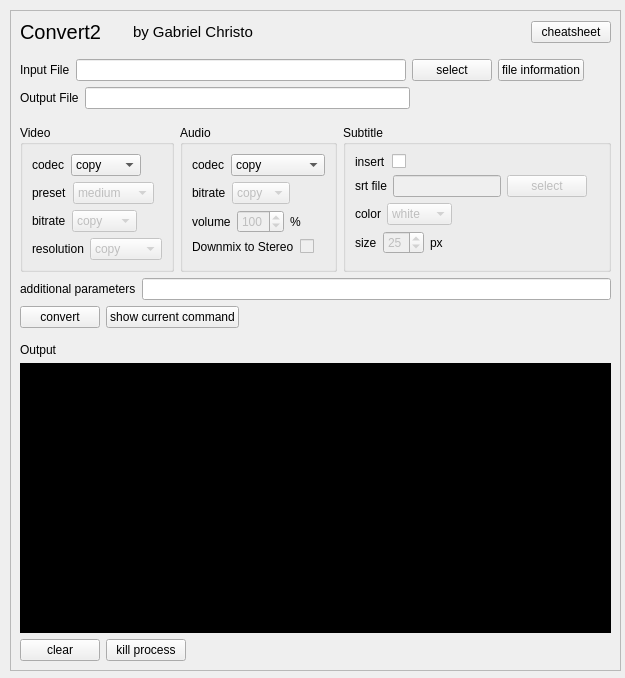
Before: the Qt Designer form convert2.ui in gabrielchristo/convert2, drawn with Qt 5.
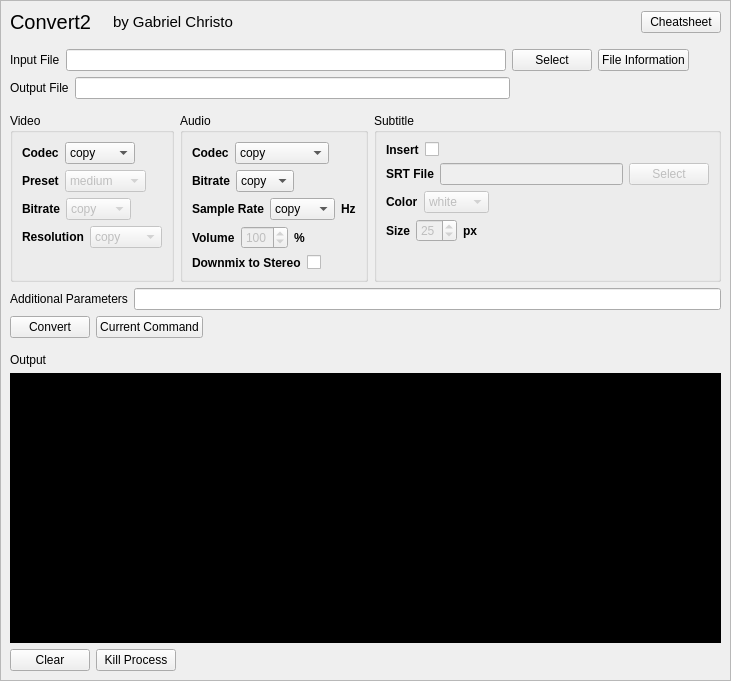
After: the same form once the commit is applied.

Commit message: added audio rate option video and audio codec logic at command builder updated readme and screenshot style and ui changes

```diff
--- a/convert2.ui
+++ b/convert2.ui
@@ -6,8 +6,8 @@
    <rect>
     <x>0</x>
     <y>0</y>
-    <width>625</width>
-    <height>678</height>
+    <width>731</width>
+    <height>681</height>
    </rect>
   </property>
   <property name="windowTitle">
@@ -19,12 +19,15 @@
   <widget class="QScrollArea" name="scrollArea">
    <property name="geometry">
     <rect>
-     <x>10</x>
-     <y>10</y>
-     <width>611</width>
-     <height>661</height>
+     <x>0</x>
+     <y>0</y>
+     <width>731</width>
+     <height>681</height>
     </rect>
    </property>
+   <property name="styleSheet">
+    <string notr="true"/>
+   </property>
    <property name="widgetResizable">
     <bool>true</bool>
    </property>
@@ -33,10 +36,13 @@
      <rect>
       <x>0</x>
       <y>0</y>
-      <width>609</width>
-      <height>659</height>
+      <width>729</width>
+      <height>679</height>
      </rect>
     </property>
+    <property name="styleSheet">
+     <string notr="true"/>
+    </property>
     <layout class="QVBoxLayout" name="verticalLayout_2">
      <item>
       <layout class="QHBoxLayout" name="horizontalLayout">
@@ -65,7 +71,7 @@
          </property>
          <property name="sizeHint" stdset="0">
           <size>
-           <width>25</width>
+           <width>15</width>
            <height>20</height>
           </size>
          </property>
@@ -99,7 +105,7 @@
        <item>
         <widget class="QPushButton" name="cheatsheetButton">
          <property name="text">
-          <string>cheatsheet</string>
+          <string>Cheatsheet</string>
          </property>
         </widget>
        </item>
@@ -133,7 +139,7 @@
           <widget class="QLineEdit" name="inputFile">
            <property name="minimumSize">
             <size>
-             <width>330</width>
+             <width>440</width>
              <height>0</height>
             </size>
            </property>
@@ -145,14 +151,14 @@
          <item>
           <widget class="QPushButton" name="selectInputButton">
            <property name="text">
-            <string>select</string>
+            <string>Select</string>
            </property>
           </widget>
          </item>
          <item>
           <widget class="QPushButton" name="infoButton">
            <property name="text">
-            <string>file information</string>
+            <string>File Information</string>
            </property>
           </widget>
          </item>
@@ -184,7 +190,7 @@
           <widget class="QLineEdit" name="outputFile">
            <property name="minimumSize">
             <size>
-             <width>325</width>
+             <width>435</width>
              <height>0</height>
             </size>
            </property>
@@ -227,6 +233,12 @@
        </property>
        <item>
         <widget class="QGroupBox" name="groupBox">
+         <property name="font">
+          <font>
+           <weight>50</weight>
+           <bold>false</bold>
+          </font>
+         </property>
          <property name="title">
           <string>Video</string>
          </property>
@@ -235,8 +247,14 @@
            <layout class="QHBoxLayout" name="horizontalLayout_7">
             <item>
              <widget class="QLabel" name="label">
+              <property name="font">
+               <font>
+                <weight>75</weight>
+                <bold>true</bold>
+               </font>
+              </property>
               <property name="text">
-               <string>codec</string>
+               <string>Codec</string>
               </property>
              </widget>
             </item>
@@ -275,8 +293,14 @@
            <layout class="QHBoxLayout" name="horizontalLayout_8">
             <item>
              <widget class="QLabel" name="label_4">
+              <property name="font">
+               <font>
+                <weight>75</weight>
+                <bold>true</bold>
+               </font>
+              </property>
               <property name="text">
-               <string>preset</string>
+               <string>Preset</string>
               </property>
              </widget>
             </item>
@@ -338,8 +362,14 @@
            <layout class="QHBoxLayout" name="horizontalLayout_9">
             <item>
              <widget class="QLabel" name="label_6">
+              <property name="font">
+               <font>
+                <weight>75</weight>
+                <bold>true</bold>
+               </font>
+              </property>
               <property name="text">
-               <string>bitrate</string>
+               <string>Bitrate</string>
               </property>
              </widget>
             </item>
@@ -391,8 +421,14 @@
            <layout class="QHBoxLayout" name="horizontalLayout_17">
             <item>
              <widget class="QLabel" name="label_15">
+              <property name="font">
+               <font>
+                <weight>75</weight>
+                <bold>true</bold>
+               </font>
+              </property>
               <property name="text">
-               <string>resolution</string>
+               <string>Resolution</string>
               </property>
              </widget>
             </item>
@@ -448,8 +484,14 @@
            <layout class="QHBoxLayout" name="horizontalLayout_6">
             <item>
              <widget class="QLabel" name="label_2">
+              <property name="font">
+               <font>
+                <weight>75</weight>
+                <bold>true</bold>
+               </font>
+              </property>
               <property name="text">
-               <string>codec</string>
+               <string>Codec</string>
               </property>
              </widget>
             </item>
@@ -493,15 +535,21 @@
            <layout class="QHBoxLayout" name="horizontalLayout_5">
             <item>
              <widget class="QLabel" name="label_5">
+              <property name="font">
+               <font>
+                <weight>75</weight>
+                <bold>true</bold>
+               </font>
+              </property>
               <property name="text">
-               <string>bitrate</string>
+               <string>Bitrate</string>
               </property>
              </widget>
             </item>
             <item>
              <widget class="QComboBox" name="aBitrateCombo">
               <property name="enabled">
-               <bool>false</bool>
+               <bool>true</bool>
               </property>
               <item>
                <property name="text">
@@ -542,12 +590,18 @@
             </item>
            </layout>
           </item>
-          <item row="2" column="0">
+          <item row="3" column="0">
            <layout class="QHBoxLayout" name="horizontalLayout_4">
             <item>
              <widget class="QLabel" name="label_9">
+              <property name="font">
+               <font>
+                <weight>75</weight>
+                <bold>true</bold>
+               </font>
+              </property>
               <property name="text">
-               <string>volume</string>
+               <string>Volume</string>
               </property>
              </widget>
             </item>
@@ -566,6 +620,12 @@
             </item>
             <item>
              <widget class="QLabel" name="label_11">
+              <property name="font">
+               <font>
+                <weight>75</weight>
+                <bold>true</bold>
+               </font>
+              </property>
               <property name="text">
                <string>%</string>
               </property>
@@ -573,10 +633,16 @@
             </item>
            </layout>
           </item>
-          <item row="3" column="0">
+          <item row="4" column="0">
            <layout class="QHBoxLayout" name="horizontalLayout_15">
             <item>
              <widget class="QLabel" name="label_14">
+              <property name="font">
+               <font>
+                <weight>75</weight>
+                <bold>true</bold>
+               </font>
+              </property>
               <property name="text">
                <string>Downmix to Stereo</string>
               </property>
@@ -585,7 +651,7 @@
             <item>
              <widget class="QCheckBox" name="downmixCheckbox">
               <property name="enabled">
-               <bool>false</bool>
+               <bool>true</bool>
               </property>
               <property name="text">
                <string/>
@@ -594,6 +660,80 @@
             </item>
            </layout>
           </item>
+          <item row="2" column="0">
+           <layout class="QHBoxLayout" name="horizontalLayout_20">
+            <item>
+             <widget class="QLabel" name="label_19">
+              <property name="font">
+               <font>
+                <weight>75</weight>
+                <bold>true</bold>
+               </font>
+              </property>
+              <property name="text">
+               <string>Sample Rate</string>
+              </property>
+             </widget>
+            </item>
+            <item>
+             <widget class="QComboBox" name="aRateCombobox">
+              <item>
+               <property name="text">
+                <string>copy</string>
+               </property>
+              </item>
+              <item>
+               <property name="text">
+                <string>48000</string>
+               </property>
+              </item>
+              <item>
+               <property name="text">
+                <string>44100</string>
+               </property>
+              </item>
+              <item>
+               <property name="text">
+                <string>32000</string>
+               </property>
+              </item>
+              <item>
+               <property name="text">
+                <string>22050</string>
+               </property>
+              </item>
+              <item>
+               <property name="text">
+                <string>16000</string>
+               </property>
+              </item>
+              <item>
+               <property name="text">
+                <string>11025</string>
+               </property>
+              </item>
+              <item>
+               <property name="text">
+                <string>8000</string>
+               </property>
+              </item>
+             </widget>
+            </item>
+            <item>
+             <widget class="QLabel" name="label_20">
+              <property name="font">
+               <font>
+                <weight>75</weight>
+                <bold>true</bold>
+               </font>
+              </property>
+              <property name="text">
+               <string>Hz</string>
+              </property>
+             </widget>
+            </item>
+           </layout>
+          </item>
          </layout>
         </widget>
        </item>
@@ -607,8 +747,14 @@
            <layout class="QHBoxLayout" name="horizontalLayout_10">
             <item>
              <widget class="QLabel" name="label_7">
+              <property name="font">
+               <font>
+                <weight>75</weight>
+                <bold>true</bold>
+               </font>
+              </property>
               <property name="text">
-               <string>insert</string>
+               <string>Insert</string>
               </property>
              </widget>
             </item>
@@ -621,40 +767,18 @@
             </item>
            </layout>
           </item>
-          <item row="1" column="0">
-           <layout class="QHBoxLayout" name="horizontalLayout_3">
-            <item>
-             <widget class="QLabel" name="label_8">
-              <property name="text">
-               <string>srt file</string>
-              </property>
-             </widget>
-            </item>
-            <item>
-             <widget class="QLineEdit" name="sFilePath">
-              <property name="enabled">
-               <bool>false</bool>
-              </property>
-             </widget>
-            </item>
-            <item>
-             <widget class="QPushButton" name="sSelectButton">
-              <property name="enabled">
-               <bool>false</bool>
-              </property>
-              <property name="text">
-               <string>select</string>
-              </property>
-             </widget>
-            </item>
-           </layout>
-          </item>
           <item row="2" column="0">
            <layout class="QHBoxLayout" name="horizontalLayout_18">
             <item>
              <widget class="QLabel" name="label_16">
+              <property name="font">
+               <font>
+                <weight>75</weight>
+                <bold>true</bold>
+               </font>
+              </property>
               <property name="text">
-               <string>color</string>
+               <string>Color</string>
               </property>
              </widget>
             </item>
@@ -681,8 +805,14 @@
            <layout class="QHBoxLayout" name="horizontalLayout_19">
             <item>
              <widget class="QLabel" name="label_17">
+              <property name="font">
+               <font>
+                <weight>75</weight>
+                <bold>true</bold>
+               </font>
+              </property>
               <property name="text">
-               <string>size</string>
+               <string>Size</string>
               </property>
              </widget>
             </item>
@@ -704,6 +834,12 @@
             </item>
             <item>
              <widget class="QLabel" name="label_18">
+              <property name="font">
+               <font>
+                <weight>75</weight>
+                <bold>true</bold>
+               </font>
+              </property>
               <property name="text">
                <string>px</string>
               </property>
@@ -711,6 +847,40 @@
             </item>
            </layout>
           </item>
+          <item row="1" column="0" colspan="2">
+           <layout class="QHBoxLayout" name="horizontalLayout_3">
+            <item>
+             <widget class="QLabel" name="label_8">
+              <property name="font">
+               <font>
+                <weight>75</weight>
+                <bold>true</bold>
+               </font>
+              </property>
+              <property name="text">
+               <string>SRT File</string>
+              </property>
+             </widget>
+            </item>
+            <item>
+             <widget class="QLineEdit" name="sFilePath">
+              <property name="enabled">
+               <bool>false</bool>
+              </property>
+             </widget>
+            </item>
+            <item>
+             <widget class="QPushButton" name="sSelectButton">
+              <property name="enabled">
+               <bool>false</bool>
+              </property>
+              <property name="text">
+               <string>Select</string>
+              </property>
+             </widget>
+            </item>
+           </layout>
+          </item>
          </layout>
         </widget>
        </item>
@@ -724,7 +894,7 @@
        <item>
         <widget class="QLabel" name="label_3">
          <property name="text">
-          <string>additional parameters</string>
+          <string>Additional Parameters</string>
          </property>
         </widget>
        </item>
@@ -738,14 +908,14 @@
        <item>
         <widget class="QPushButton" name="convertButton">
          <property name="text">
-          <string>convert</string>
+          <string>Convert</string>
          </property>
         </widget>
        </item>
        <item>
         <widget class="QPushButton" name="crrtCmdButton">
          <property name="text">
-          <string>show current command</string>
+          <string>Current Command</string>
          </property>
         </widget>
        </item>
@@ -840,14 +1010,14 @@
          <item>
           <widget class="QPushButton" name="clearOutputButton">
            <property name="text">
-            <string>clear</string>
+            <string>Clear</string>
            </property>
           </widget>
          </item>
          <item>
           <widget class="QPushButton" name="killButton">
            <property name="text">
-            <string>kill process</string>
+            <string>Kill Process</string>
            </property>
           </widget>
          </item>
```
The commit also changes 6 other files.
